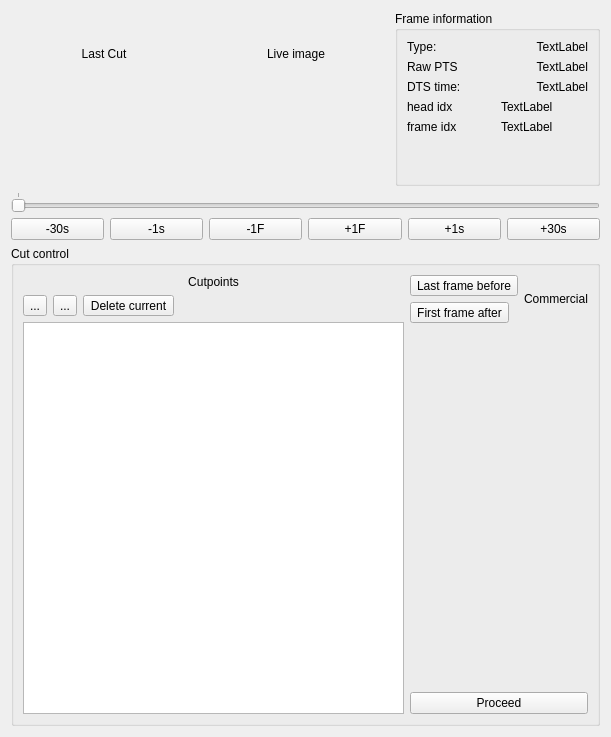
Before: the Qt Designer form editor/editor.ui in xqms/justcutit, drawn with Qt 5.
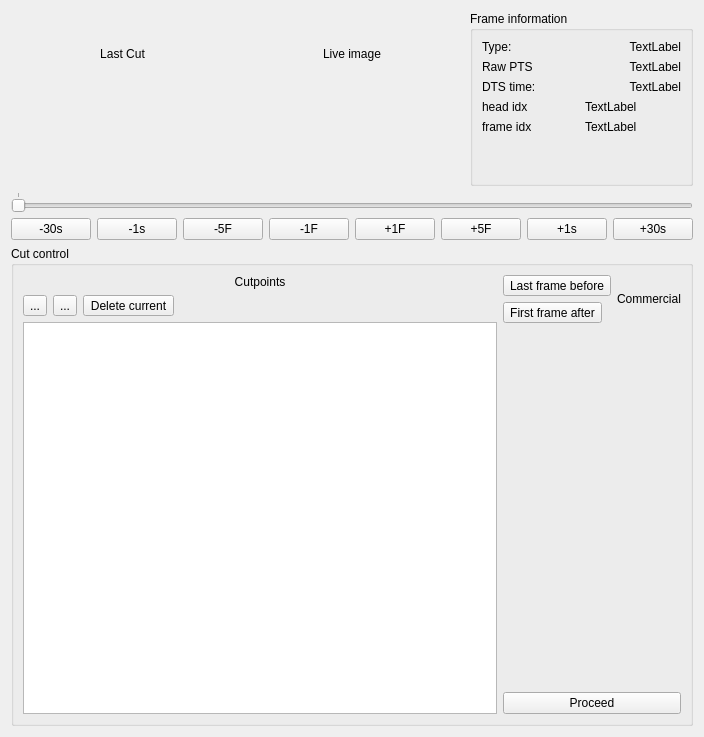
After: the same form once the commit is applied. Icons and pictures are not drawn. Custom widgets are drawn as their Qt base class.

Commit message: editor: added buttons for +/- 5 frame jump

```diff
--- a/editor/editor.ui
+++ b/editor/editor.ui
@@ -182,6 +182,13 @@
        </property>
       </widget>
      </item>
+     <item>
+      <widget class="QPushButton" name="prev5Button">
+       <property name="text">
+        <string>-5F</string>
+       </property>
+      </widget>
+     </item>
      <item>
       <widget class="QPushButton" name="prevButton">
        <property name="text">
@@ -196,6 +203,13 @@
        </property>
       </widget>
      </item>
+     <item>
+      <widget class="QPushButton" name="next5Button">
+       <property name="text">
+        <string>+5F</string>
+       </property>
+      </widget>
+     </item>
      <item>
       <widget class="QPushButton" name="nextSecondButton">
        <property name="text">
```
The commit also changes 2 other files.
